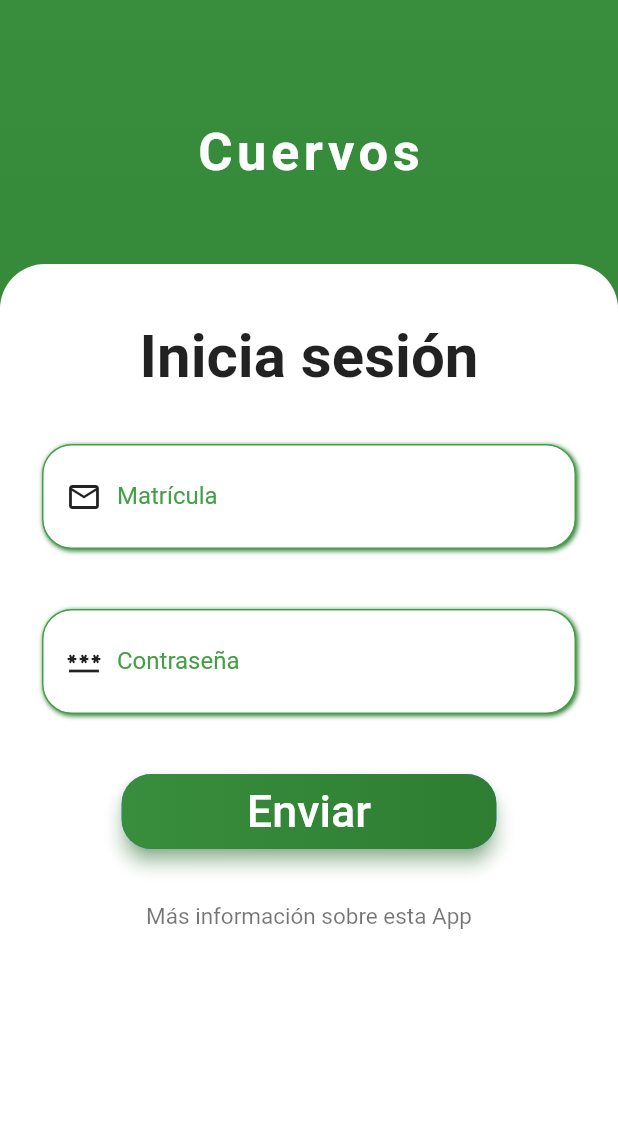
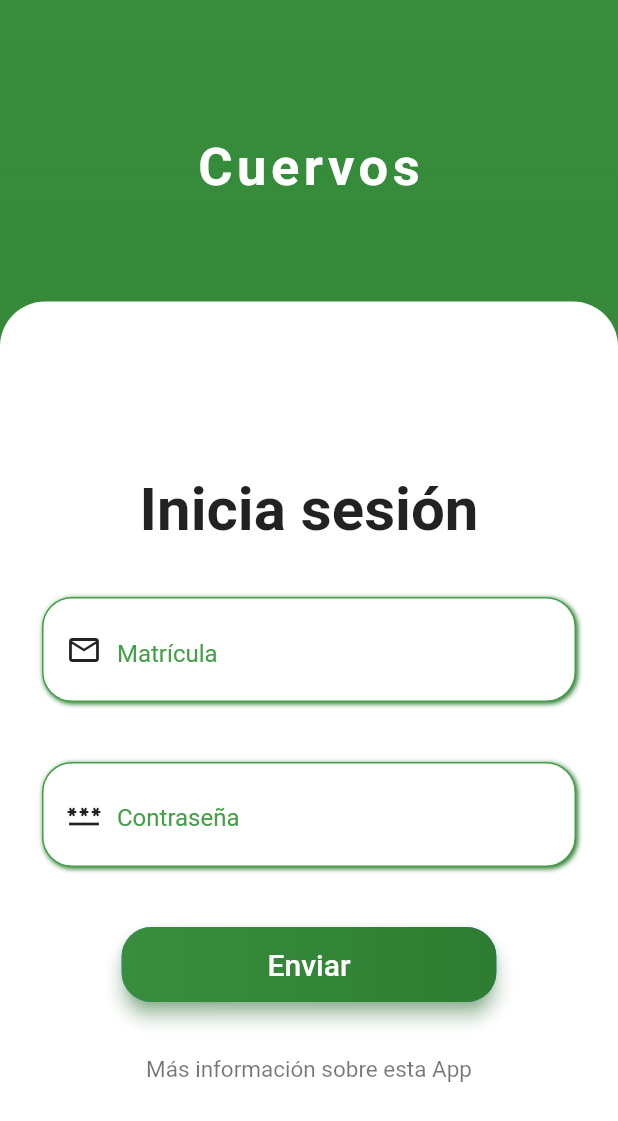
Before and after one commit to AngelFlower/cuervos_app, a Flutter app: the screen it shows after launch, on a phone screen of 412 x 824 dp. Shown: the top 1121 px of the screen. Run offline on Flutter 3.47's test engine with Material 2 defaults, Android fonts, the light colour scheme and no system bars; our stand-ins replace simple_animations.

Commit message:
Validación formulario login, petición post e interpretación

```diff
--- a/lib/main.dart
+++ b/lib/main.dart
@@ -2,7 +2,7 @@ import 'package:flutter/material.dart';
 import 'pages/login_page.dart';
 import 'pages/home_page.dart';
 
-void main() => runApp(App());
+void main() async => runApp(App());
 
 class App extends StatefulWidget {
   App({Key? key}) : super(key: key);
@@ -16,10 +16,10 @@ class _AppState extends State<App> {
   Widget build(BuildContext context) {
     return MaterialApp(
       debugShowCheckedModeBanner: false,
-      initialRoute: 'login',
+      initialRoute: '/login',
       routes: {
-        'login': (BuildContext context) => LoginPage(),
-        'home': (BuildContext context) => HomePage(),
+        '/login': (BuildContext context) => LoginPage(),
+        '/home': (BuildContext context) => HomePage(),
       },
     );
   }
--- a/lib/pages/login_page.dart
+++ b/lib/pages/login_page.dart
@@ -1,5 +1,9 @@
 import 'package:flutter/material.dart';
 import 'package:cuervos_app/libs/fade_animation.dart';
+
+import 'package:cuervos_app/saiiut/login.dart';
+import 'package:flutter/painting.dart';
+import 'package:flutter/widgets.dart';
 
 class LoginPage extends StatefulWidget {
   LoginPage({Key? key}) : super(key: key);
@@ -9,6 +13,19 @@ class LoginPage extends StatefulWidget {
 }
 
 class _LoginPageState extends State<LoginPage> {
+  TextEditingController matriculaController = new TextEditingController();
+  TextEditingController contrasenaController = new TextEditingController();
+  final _form = GlobalKey<FormState>();
+
+  bool _saveForm() {
+    final isValid = _form.currentState!.validate();
+    print(isValid);
+    if (!isValid) {
+      return false;
+    }
+    return isValid;
+  }
+
   @override
   Widget build(BuildContext context) {
     return Scaffold(body: _contenedores());
@@ -17,6 +34,7 @@ class _LoginPageState extends State<LoginPage> {
   Widget _contenedores() {
     return Container(
       width: double.infinity,
+      height: double.infinity,
       decoration: BoxDecoration(
           gradient: LinearGradient(
               begin: Alignment.topCenter,
@@ -28,7 +46,7 @@ class _LoginPageState extends State<LoginPage> {
       child: Column(
         children: [
           Container(
-              margin: const EdgeInsets.only(top: 80),
+              margin: const EdgeInsets.only(top: 90),
               child: const FadeAnimation(
                 2,
                 Text(
@@ -44,12 +62,14 @@ class _LoginPageState extends State<LoginPage> {
           Expanded(
               child: Container(
             width: double.infinity,
+            height: double.infinity,
+            alignment: Alignment.center,
             decoration: const BoxDecoration(
                 color: Colors.white,
                 borderRadius: BorderRadius.only(
                     topLeft: Radius.circular(30),
                     topRight: Radius.circular(30))),
-            margin: const EdgeInsets.only(top: 55),
+            margin: const EdgeInsets.only(top: 70),
             child: _formulario(),
           ))
         ],
@@ -60,6 +80,7 @@ class _LoginPageState extends State<LoginPage> {
   Widget _formulario() {
     return SingleChildScrollView(
       child: Column(
+        mainAxisAlignment: MainAxisAlignment.spaceBetween,
         children: [
           const SizedBox(
             height: 37,
@@ -79,11 +100,15 @@ class _LoginPageState extends State<LoginPage> {
                   ),
                 ),
               )),
+          Form(
+            key: _form,
+            child: Column(
+              children: [
                 FadeAnimation(
                   1,
                   Padding(
                     padding: const EdgeInsets.symmetric(horizontal: 8.0),
-              child: _inputCorreo(),
+                    child: _inputMatricula(),
                   ),
                 ),
                 FadeAnimation(
@@ -92,6 +117,9 @@ class _LoginPageState extends State<LoginPage> {
                       padding: const EdgeInsets.symmetric(horizontal: 8.0),
                       child: _inputContrasena(),
                     )),
+              ],
+            ),
+          ),
           const SizedBox(
             height: 20,
           ),
@@ -116,12 +144,12 @@ class _LoginPageState extends State<LoginPage> {
     );
   }
 
-  Widget _inputCorreo() {
+  Widget _inputMatricula() {
     return Container(
         width: double.infinity,
         height: 70,
         margin: const EdgeInsets.symmetric(horizontal: 20, vertical: 20),
-        padding: const EdgeInsets.symmetric(horizontal: 15, vertical: 5),
+        padding: const EdgeInsets.symmetric(horizontal: 15, vertical: 3),
         decoration: BoxDecoration(
             border: Border.all(color: Colors.green.shade600, width: 1),
             boxShadow: [
@@ -138,8 +166,15 @@ class _LoginPageState extends State<LoginPage> {
             const Icon(Icons.email_outlined),
             Expanded(
               child: Container(
-                margin: const EdgeInsets.only(left: 10),
+                margin: const EdgeInsets.only(left: 10, top: 6),
                 child: TextFormField(
+                  controller: matriculaController,
+                  validator: (text) {
+                    if (!(matriculaController.text.length > 5)) {
+                      return "Matrícula demasiado corta";
+                    }
+                    return null;
+                  },
                   cursorColor: Colors.green.shade600,
                   autocorrect: false,
                   enableSuggestions: false,
@@ -147,9 +182,12 @@ class _LoginPageState extends State<LoginPage> {
                   maxLines: 1,
                   decoration: InputDecoration(
                       labelStyle: TextStyle(color: Colors.green.shade600),
-                    label: Text("Matrícula"),
+                      label: const Text("Matrícula"),
                       border: InputBorder.none,
-                  ),
+                      focusedErrorBorder:
+                          const OutlineInputBorder(borderSide: BorderSide.none),
+                      errorBorder: const OutlineInputBorder(
+                          borderSide: BorderSide.none)),
                 ),
               ),
             ),
@@ -162,7 +200,7 @@ class _LoginPageState extends State<LoginPage> {
         width: double.infinity,
         height: 70,
         margin: const EdgeInsets.symmetric(horizontal: 20, vertical: 20),
-        padding: const EdgeInsets.symmetric(horizontal: 15, vertical: 5),
+        padding: const EdgeInsets.symmetric(horizontal: 15, vertical: 3),
         decoration: BoxDecoration(
             border: Border.all(color: Colors.green.shade600, width: 1),
             boxShadow: [
@@ -179,17 +217,28 @@ class _LoginPageState extends State<LoginPage> {
             const Icon(Icons.password_outlined),
             Expanded(
               child: Container(
-                margin: const EdgeInsets.only(left: 10),
+                margin: const EdgeInsets.only(left: 10, top: 5),
+                alignment: Alignment.center,
                 child: TextFormField(
+                  controller: contrasenaController,
+                  validator: (text) {
+                    if (contrasenaController.text.isEmpty) {
+                      return "La contraseña no puede estar vacia";
+                    }
+                    return null;
+                  },
                   obscureText: true,
                   autocorrect: false,
                   enableSuggestions: false,
                   maxLines: 1,
                   decoration: InputDecoration(
                       labelStyle: TextStyle(color: Colors.green.shade600),
-                    label: Text("Contraseña"),
+                      label: const Text("Contraseña"),
                       border: InputBorder.none,
-                  ),
+                      focusedErrorBorder:
+                          const OutlineInputBorder(borderSide: BorderSide.none),
+                      errorBorder: const OutlineInputBorder(
+                          borderSide: BorderSide.none)),
                 ),
               ),
             ),
@@ -199,7 +248,13 @@ class _LoginPageState extends State<LoginPage> {
 
   Widget _botonIniciarSesion() {
     return ElevatedButton(
-      onPressed: () {},
+      onPressed: () {
+        login(
+            context: context,
+            matricula: matriculaController.text.toString(),
+            contrasena: contrasenaController.text.toString());
+        //Navigator.pushNamed(context, '/home');
+      },
       style: ElevatedButton.styleFrom(
           onPrimary: Colors.greenAccent,
           shadowColor: Colors.green,
@@ -221,7 +276,7 @@ class _LoginPageState extends State<LoginPage> {
           child: const Text(
             'Enviar',
             style: TextStyle(
-              fontSize: 30,
+              fontSize: 20,
               color: Colors.white,
             ),
           ),
--- a/pubspec.yaml
+++ b/pubspec.yaml
@@ -35,6 +35,7 @@ dependencies:
   # Use with the CupertinoIcons class for iOS style icons.
   cupertino_icons: ^1.0.2
   simple_animations: ^4.0.1
+  http: ^0.13.4
 
 dev_dependencies:
   flutter_test:
```
Also changed, not shown: lib/saiiut/login.dart (added, +58 -0 lines), pubspec.lock. Lines whose indentation alone changed are shown as unchanged.
